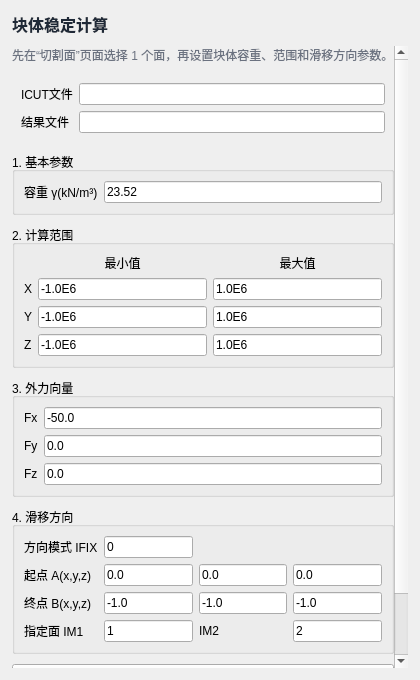
First picture: the form in plugins/Base_Slover/CaveBlockStabilityWidget.ui, repository asd977/base_cae, before the edit.
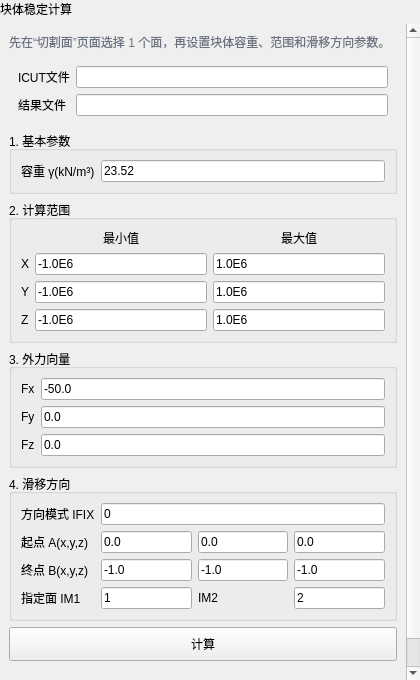
Second picture: the form after the edit.

What changed in the file:
```diff
--- a/plugins/Base_Slover/CaveBlockStabilityWidget.ui
+++ b/plugins/Base_Slover/CaveBlockStabilityWidget.ui
@@ -14,22 +14,11 @@
    <string>块体稳定计算</string>
   </property>
   <layout class="QVBoxLayout" name="rootLayout">
-   <property name="leftMargin"><number>12</number></property>
-   <property name="topMargin"><number>12</number></property>
-   <property name="rightMargin"><number>12</number></property>
-   <property name="bottomMargin"><number>12</number></property>
-   <property name="spacing"><number>10</number></property>
    <item>
     <widget class="QLabel" name="pageHeaderLabel">
      <property name="text">
       <string>块体稳定计算</string>
      </property>
-     <property name="alignment">
-      <set>Qt::AlignLeading|Qt::AlignLeft|Qt::AlignVCenter</set>
-     </property>
-     <property name="styleSheet">
-      <string notr="true">font-size:16px;font-weight:600;color:#1f2937;</string>
-     </property>
     </widget>
    </item>
    <item>
@@ -41,11 +30,6 @@
        <rect><x>0</x><y>0</y><width>396</width><height>610</height></rect>
       </property>
       <layout class="QVBoxLayout" name="contentLayout">
-       <property name="leftMargin"><number>0</number></property>
-       <property name="topMargin"><number>0</number></property>
-       <property name="rightMargin"><number>0</number></property>
-       <property name="bottomMargin"><number>0</number></property>
-       <property name="spacing"><number>10</number></property>
        <item>
         <widget class="QLabel" name="hintLabel">
          <property name="text"><string>先在“切割面”页面选择 1 个面，再设置块体容重、范围和滑移方向参数。</string></property>
@@ -58,9 +42,9 @@
          <property name="visible"><bool>false</bool></property>
          <layout class="QFormLayout" name="fileFormLayout">
           <item row="0" column="0"><widget class="QLabel" name="labelIcut"><property name="text"><string>ICUT文件</string></property></widget></item>
-          <item row="0" column="1"><widget class="QLineEdit" name="icutFileEdit"/></item>
+          <item row="0" column="1"><widget class="QLineEdit" name="icutFileEdit"><property name="minimumSize"><size><width>10</width><height>0</height></size></property></widget></item>
           <item row="1" column="0"><widget class="QLabel" name="labelSafe"><property name="text"><string>结果文件</string></property></widget></item>
-          <item row="1" column="1"><widget class="QLineEdit" name="safeFileEdit"/></item>
+          <item row="1" column="1"><widget class="QLineEdit" name="safeFileEdit"><property name="minimumSize"><size><width>10</width><height>0</height></size></property></widget></item>
          </layout>
         </widget>
        </item>
@@ -71,8 +55,8 @@
           <property name="labelAlignment"><set>Qt::AlignRight|Qt::AlignTrailing|Qt::AlignVCenter</set></property>
           <property name="fieldGrowthPolicy"><enum>QFormLayout::ExpandingFieldsGrow</enum></property>
           <item row="0" column="0"><widget class="QLabel" name="labelWeight"><property name="text"><string>容重 γ(kN/m³)</string></property></widget></item>
-          <item row="0" column="1"><widget class="QLineEdit" name="weightEdit"><property name="text"><string>23.52</string></property></widget></item>
-         </layout>
+          <item row="0" column="1"><widget class="QLineEdit" name="weightEdit"><property name="text"><string>23.52</string></property><property name="minimumSize"><size><width>10</width><height>0</height></size></property></widget></item>
+         <property name="leftMargin"><number>9</number></property><property name="topMargin"><number>9</number></property><property name="rightMargin"><number>9</number></property><property name="bottomMargin"><number>9</number></property><property name="spacing"><number>6</number></property></layout>
         </widget>
        </item>
        <item>
@@ -82,15 +66,15 @@
           <item row="0" column="1"><widget class="QLabel" name="labelMin"><property name="text"><string>最小值</string></property><property name="alignment"><set>Qt::AlignCenter</set></property></widget></item>
           <item row="0" column="2"><widget class="QLabel" name="labelMax"><property name="text"><string>最大值</string></property><property name="alignment"><set>Qt::AlignCenter</set></property></widget></item>
           <item row="1" column="0"><widget class="QLabel" name="labelX"><property name="text"><string>X</string></property></widget></item>
-          <item row="1" column="1"><widget class="QLineEdit" name="xMinEdit"><property name="text"><string>-1.0E6</string></property></widget></item>
-          <item row="1" column="2"><widget class="QLineEdit" name="xMaxEdit"><property name="text"><string>1.0E6</string></property></widget></item>
+          <item row="1" column="1"><widget class="QLineEdit" name="xMinEdit"><property name="text"><string>-1.0E6</string></property><property name="minimumSize"><size><width>10</width><height>0</height></size></property></widget></item>
+          <item row="1" column="2"><widget class="QLineEdit" name="xMaxEdit"><property name="text"><string>1.0E6</string></property><property name="minimumSize"><size><width>10</width><height>0</height></size></property></widget></item>
           <item row="2" column="0"><widget class="QLabel" name="labelY"><property name="text"><string>Y</string></property></widget></item>
-          <item row="2" column="1"><widget class="QLineEdit" name="yMinEdit"><property name="text"><string>-1.0E6</string></property></widget></item>
-          <item row="2" column="2"><widget class="QLineEdit" name="yMaxEdit"><property name="text"><string>1.0E6</string></property></widget></item>
+          <item row="2" column="1"><widget class="QLineEdit" name="yMinEdit"><property name="text"><string>-1.0E6</string></property><property name="minimumSize"><size><width>10</width><height>0</height></size></property></widget></item>
+          <item row="2" column="2"><widget class="QLineEdit" name="yMaxEdit"><property name="text"><string>1.0E6</string></property><property name="minimumSize"><size><width>10</width><height>0</height></size></property></widget></item>
           <item row="3" column="0"><widget class="QLabel" name="labelZ"><property name="text"><string>Z</string></property></widget></item>
-          <item row="3" column="1"><widget class="QLineEdit" name="zMinEdit"><property name="text"><string>-1.0E6</string></property></widget></item>
-          <item row="3" column="2"><widget class="QLineEdit" name="zMaxEdit"><property name="text"><string>1.0E6</string></property></widget></item>
-         </layout>
+          <item row="3" column="1"><widget class="QLineEdit" name="zMinEdit"><property name="text"><string>-1.0E6</string></property><property name="minimumSize"><size><width>10</width><height>0</height></size></property></widget></item>
+          <item row="3" column="2"><widget class="QLineEdit" name="zMaxEdit"><property name="text"><string>1.0E6</string></property><property name="minimumSize"><size><width>10</width><height>0</height></size></property></widget></item>
+         <property name="leftMargin"><number>9</number></property><property name="topMargin"><number>9</number></property><property name="rightMargin"><number>9</number></property><property name="bottomMargin"><number>9</number></property><property name="horizontalSpacing"><number>6</number></property><property name="verticalSpacing"><number>6</number></property></layout>
         </widget>
        </item>
        <item>
@@ -98,12 +82,12 @@
          <property name="title"><string>3. 外力向量</string></property>
          <layout class="QGridLayout" name="forceGridLayout">
           <item row="0" column="0"><widget class="QLabel" name="labelFx"><property name="text"><string>Fx</string></property></widget></item>
-          <item row="0" column="1"><widget class="QLineEdit" name="fxEdit"><property name="text"><string>-50.0</string></property></widget></item>
+          <item row="0" column="1"><widget class="QLineEdit" name="fxEdit"><property name="text"><string>-50.0</string></property><property name="minimumSize"><size><width>10</width><height>0</height></size></property></widget></item>
           <item row="1" column="0"><widget class="QLabel" name="labelFy"><property name="text"><string>Fy</string></property></widget></item>
-          <item row="1" column="1"><widget class="QLineEdit" name="fyEdit"><property name="text"><string>0.0</string></property></widget></item>
+          <item row="1" column="1"><widget class="QLineEdit" name="fyEdit"><property name="text"><string>0.0</string></property><property name="minimumSize"><size><width>10</width><height>0</height></size></property></widget></item>
           <item row="2" column="0"><widget class="QLabel" name="labelFz"><property name="text"><string>Fz</string></property></widget></item>
-          <item row="2" column="1"><widget class="QLineEdit" name="fzEdit"><property name="text"><string>0.0</string></property></widget></item>
-         </layout>
+          <item row="2" column="1"><widget class="QLineEdit" name="fzEdit"><property name="text"><string>0.0</string></property><property name="minimumSize"><size><width>10</width><height>0</height></size></property></widget></item>
+         <property name="leftMargin"><number>9</number></property><property name="topMargin"><number>9</number></property><property name="rightMargin"><number>9</number></property><property name="bottomMargin"><number>9</number></property><property name="horizontalSpacing"><number>6</number></property><property name="verticalSpacing"><number>6</number></property></layout>
         </widget>
        </item>
        <item>
@@ -111,34 +95,34 @@
          <property name="title"><string>4. 滑移方向</string></property>
          <layout class="QGridLayout" name="directionGridLayout">
           <item row="0" column="0"><widget class="QLabel" name="labelIfDir"><property name="text"><string>方向模式 IFIX</string></property></widget></item>
-          <item row="0" column="1"><widget class="QLineEdit" name="ifDirEdit"><property name="text"><string>0</string></property></widget></item>
+          <item row="0" column="1" colspan="3"><widget class="QLineEdit" name="ifDirEdit"><property name="text"><string>0</string></property><property name="minimumSize"><size><width>10</width><height>0</height></size></property></widget></item>
           <item row="1" column="0"><widget class="QLabel" name="labelA"><property name="text"><string>起点 A(x,y,z)</string></property></widget></item>
-          <item row="1" column="1"><widget class="QLineEdit" name="axEdit"><property name="text"><string>0.0</string></property></widget></item>
-          <item row="1" column="2"><widget class="QLineEdit" name="ayEdit"><property name="text"><string>0.0</string></property></widget></item>
-          <item row="1" column="3"><widget class="QLineEdit" name="azEdit"><property name="text"><string>0.0</string></property></widget></item>
+          <item row="1" column="1"><widget class="QLineEdit" name="axEdit"><property name="text"><string>0.0</string></property><property name="minimumSize"><size><width>10</width><height>0</height></size></property></widget></item>
+          <item row="1" column="2"><widget class="QLineEdit" name="ayEdit"><property name="text"><string>0.0</string></property><property name="minimumSize"><size><width>10</width><height>0</height></size></property></widget></item>
+          <item row="1" column="3"><widget class="QLineEdit" name="azEdit"><property name="text"><string>0.0</string></property><property name="minimumSize"><size><width>10</width><height>0</height></size></property></widget></item>
           <item row="2" column="0"><widget class="QLabel" name="labelB"><property name="text"><string>终点 B(x,y,z)</string></property></widget></item>
-          <item row="2" column="1"><widget class="QLineEdit" name="bxEdit"><property name="text"><string>-1.0</string></property></widget></item>
-          <item row="2" column="2"><widget class="QLineEdit" name="byEdit"><property name="text"><string>-1.0</string></property></widget></item>
-          <item row="2" column="3"><widget class="QLineEdit" name="bzEdit"><property name="text"><string>-1.0</string></property></widget></item>
+          <item row="2" column="1"><widget class="QLineEdit" name="bxEdit"><property name="text"><string>-1.0</string></property><property name="minimumSize"><size><width>10</width><height>0</height></size></property></widget></item>
+          <item row="2" column="2"><widget class="QLineEdit" name="byEdit"><property name="text"><string>-1.0</string></property><property name="minimumSize"><size><width>10</width><height>0</height></size></property></widget></item>
+          <item row="2" column="3"><widget class="QLineEdit" name="bzEdit"><property name="text"><string>-1.0</string></property><property name="minimumSize"><size><width>10</width><height>0</height></size></property></widget></item>
           <item row="3" column="0"><widget class="QLabel" name="labelIm1"><property name="text"><string>指定面 IM1</string></property></widget></item>
-          <item row="3" column="1"><widget class="QLineEdit" name="im1Edit"><property name="text"><string>1</string></property></widget></item>
+          <item row="3" column="1"><widget class="QLineEdit" name="im1Edit"><property name="text"><string>1</string></property><property name="minimumSize"><size><width>10</width><height>0</height></size></property></widget></item>
           <item row="3" column="2"><widget class="QLabel" name="labelIm2"><property name="text"><string>IM2</string></property></widget></item>
-          <item row="3" column="3"><widget class="QLineEdit" name="im2Edit"><property name="text"><string>2</string></property></widget></item>
-         </layout>
+          <item row="3" column="3"><widget class="QLineEdit" name="im2Edit"><property name="text"><string>2</string></property><property name="minimumSize"><size><width>10</width><height>0</height></size></property></widget></item>
+         <property name="leftMargin"><number>9</number></property><property name="topMargin"><number>9</number></property><property name="rightMargin"><number>9</number></property><property name="bottomMargin"><number>9</number></property><property name="horizontalSpacing"><number>6</number></property><property name="verticalSpacing"><number>6</number></property></layout>
         </widget>
        </item>
        <item>
         <widget class="QPushButton" name="computeBtn">
-         <property name="minimumSize"><size><width>0</width><height>34</height></size></property>
+         <property name="minimumSize"><size><width>10</width><height>34</height></size></property>
          <property name="text"><string>计算</string></property>
         </widget>
        </item>
        <item><spacer name="verticalSpacer"><property name="orientation"><enum>Qt::Vertical</enum></property><property name="sizeHint" stdset="0"><size><width>20</width><height>40</height></size></property></spacer></item>
-      </layout>
+      <property name="leftMargin"><number>9</number></property><property name="topMargin"><number>9</number></property><property name="rightMargin"><number>9</number></property><property name="bottomMargin"><number>9</number></property><property name="spacing"><number>6</number></property></layout>
      </widget>
     </widget>
    </item>
-  </layout>
+  <property name="leftMargin"><number>0</number></property><property name="topMargin"><number>0</number></property><property name="rightMargin"><number>0</number></property><property name="bottomMargin"><number>0</number></property><property name="spacing"><number>6</number></property></layout>
  </widget>
  <resources/>
  <connections/>
```
Left out of the diff: 6 changed lines with no effect on the pictures.
